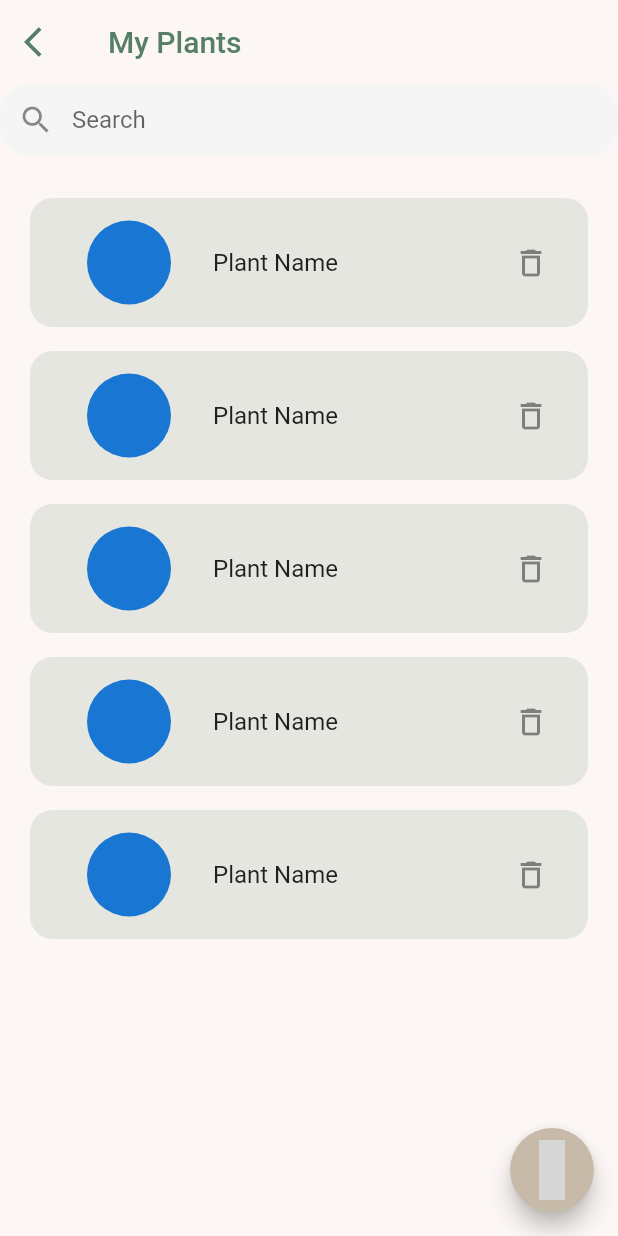
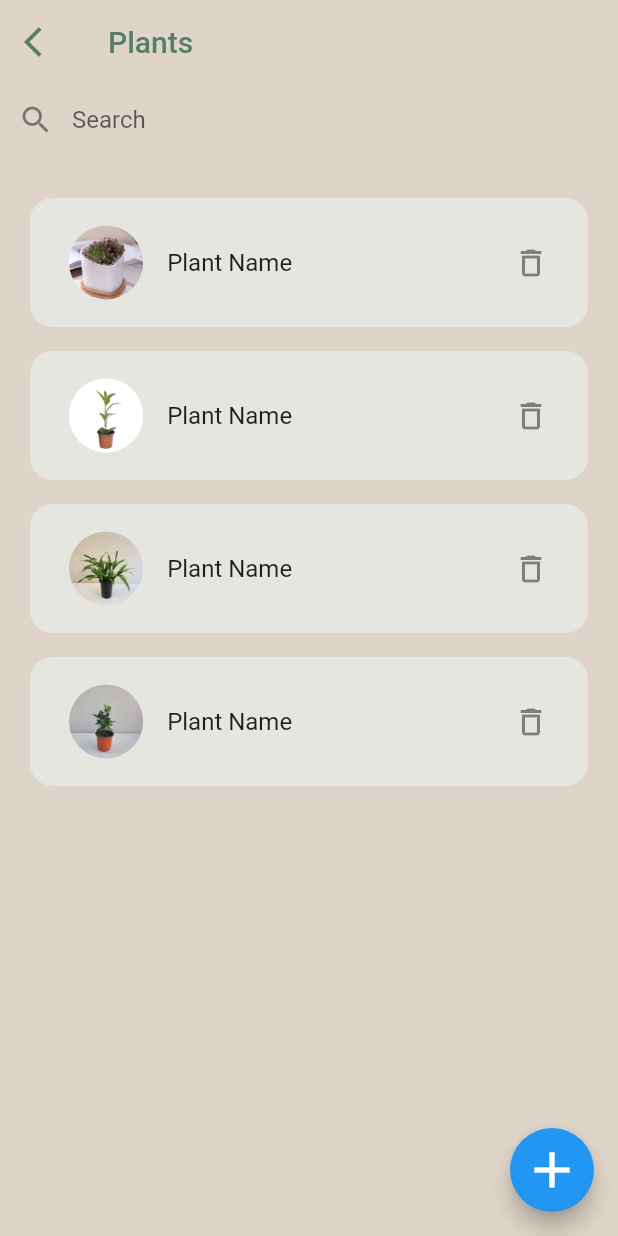
Before and after one commit to mintchocojaem/plantory, a Flutter app: the MyPlantView screen opened directly, on a phone screen of 412 x 824 dp. Run offline on Flutter 3.47's test engine with Material 2 defaults, Android fonts, the phone set to English and light mode, and no system bars; our stand-ins replace date_picker_timeline, delayed_display, eva_icons_flutter, flutter_image_slideshow, page_transition, syncfusion_flutter_calendar and 1 more; grey boxes are pictures that could not be loaded.

Commit message:
UI update

```diff
--- a/lib/main.dart
+++ b/lib/main.dart
@@ -14,7 +14,8 @@ class MyApp extends StatelessWidget {
     return MaterialApp(
         debugShowCheckedModeBanner: false,
         title: 'Flutter Demo',
-        theme: ThemeData(),
+        theme: ThemeData.light(),
+        darkTheme: ThemeData.dark(),
         home:
 
         // PlantConditionDetails()
--- a/lib/utils/colors.dart
+++ b/lib/utils/colors.dart
@@ -2,8 +2,7 @@ import 'package:flutter/cupertino.dart';
 
 const Color primaryColor = Color(0xff577F67);
 const Color splashScreenTextColor = Color(0xffF8ECE0);
-const Color homeBackgroundColor = Color(0xffF8ECE0);
+const Color homeBackgroundColor = Color(0xffDFD4C9);
 const Color navBarColor = Color(0xffF1F1FF);
-const Color profilePageBackgroundColor = Color(0xffF1CBB6);
 
 // #F1CBB6
--- a/lib/views/home/home.dart
+++ b/lib/views/home/home.dart
@@ -30,7 +30,7 @@ class _HomeState extends State<Home> {
         icon: Icon(
           UniconsLine.flower,
         ),
-        label: "My Plant"),
+        label: "Plants"),
     const BottomNavigationBarItem(
         icon: Icon(
           UniconsLine.user,
@@ -53,9 +53,9 @@ class _HomeState extends State<Home> {
       bottomNavigationBar: BottomNavigationBar(
           onTap: ontap,
           currentIndex: currentIndex,
+          backgroundColor: homeBackgroundColor,
           elevation: 1,
           selectedItemColor: primaryColor,
-          backgroundColor: navBarColor,
           type: BottomNavigationBarType.fixed,
           items: navBarItems),
     );
--- a/lib/views/home/my_plant_view.dart
+++ b/lib/views/home/my_plant_view.dart
@@ -10,7 +10,7 @@ class MyPlantView extends StatelessWidget {
   @override
   Widget build(BuildContext context) {
     return Scaffold(
-      backgroundColor: const Color(0xffFCF7F4),
+      backgroundColor: homeBackgroundColor,
       appBar: AppBar(
         leading: const IconButton(
             onPressed: null,
@@ -19,9 +19,9 @@ class MyPlantView extends StatelessWidget {
               color: primaryColor,
             )),
         elevation: 0.0,
-        backgroundColor: const Color(0xffFCF7F4),
+        backgroundColor: homeBackgroundColor,
         title: const Text(
-          "My Plants",
+          "Plants",
           style: TextStyle(color: primaryColor),
         ),
       ),
@@ -31,21 +31,20 @@ class MyPlantView extends StatelessWidget {
           Expanded(
               child: ListView.builder(
                   padding: EdgeInsets.symmetric(horizontal: 20, vertical: 20),
-                  itemCount: 5,
-                  itemBuilder: (context, index) => MyPlantBuilder()))
+                  itemCount: 4,
+                  itemBuilder: (context, index) => MyPlantBuilder(imgPath: 'images/plant${index+1}.jpeg',)))
         ],
       ),
       floatingActionButton: FloatingActionButton(
         onPressed: (){},
-        backgroundColor: Color(0xffC7BAA9),
-      child: Icon(UniconsLine.trees,size: 40, color: Color(0xffEAE3DA),),),
+        child: Icon(Icons.add,size: 40,),),
     );
   }
 }
 
 class MyPlantBuilder extends StatelessWidget {
-  const MyPlantBuilder({Key? key}) : super(key: key);
-
+  MyPlantBuilder({Key? key, this.imgPath}) : super(key: key);
+  String? imgPath;
   @override
   Widget build(BuildContext context) {
     return Padding(
@@ -57,7 +56,23 @@ class MyPlantBuilder extends StatelessWidget {
             borderRadius: BorderRadius.circular(15)),
         child: ListTile(
           // mainAxisAlignment: MainAxisAlignment.spaceAround,
-          leading: CircleAvatar(radius: 40,),
+          leading:  CircleAvatar(
+            radius: MediaQuery.of(context).size.height * 0.03,
+            backgroundColor: navBarColor,
+            child: ClipRRect(
+              borderRadius: BorderRadius.circular(100),
+              child: Center(
+                child: imgPath == null ? const Icon(
+                  UniconsLine.flower,
+                  size: 32,
+                  color: primaryColor,
+                ) : Image.asset(
+                  imgPath!,
+                  fit: BoxFit.cover,
+                ),
+              ),
+            ),
+          ),
           title : Text("Plant Name"),
           trailing : Icon(Icons.delete_outline)
         ),
--- a/pubspec.yaml
+++ b/pubspec.yaml
@@ -37,9 +37,10 @@ dependencies:
   unicons: ^2.0.2
   delayed_display: ^2.0.0
   date_picker_timeline: ^1.2.3
-  syncfusion_flutter_calendar: ^19.3.55
+  syncfusion_flutter_calendar: ^20.1.61
   page_transition: ^2.0.4
   eva_icons_flutter: ^3.0.2
+  flutter_image_slideshow: ^0.1.2
 
 dev_dependencies:
   flutter_test:
```
Also changed, not shown: lib/utils/widgets.dart (+26 -35 lines), lib/views/home/calender_view.dart (+55 -41 lines), lib/views/home/home_view.dart (+77 -14 lines), lib/views/home/profile_view.dart (+15 -20 lines), images/plant1.jpeg (added), images/plant2.jpeg (added), images/plant3.jpeg (added), images/plant4.jpeg (added), images/slide_image1.jpeg (added), images/slide_image2.jpeg (added), images/slide_image3.jpeg (added), images/user1.jpeg (added), pubspec.lock.
